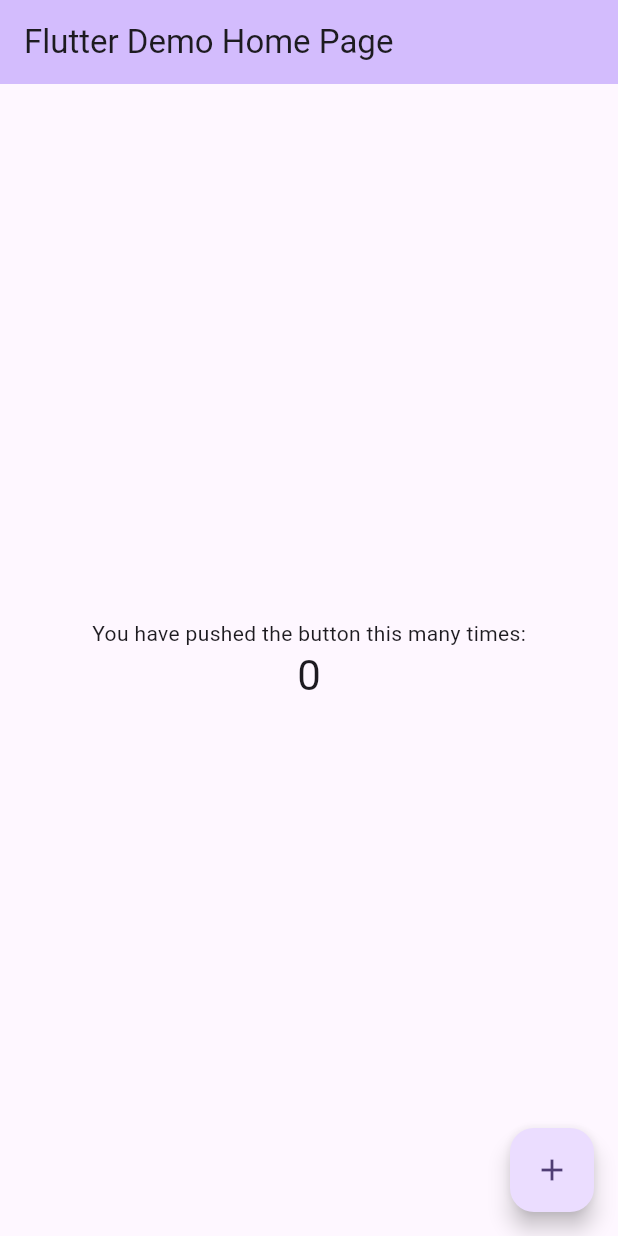
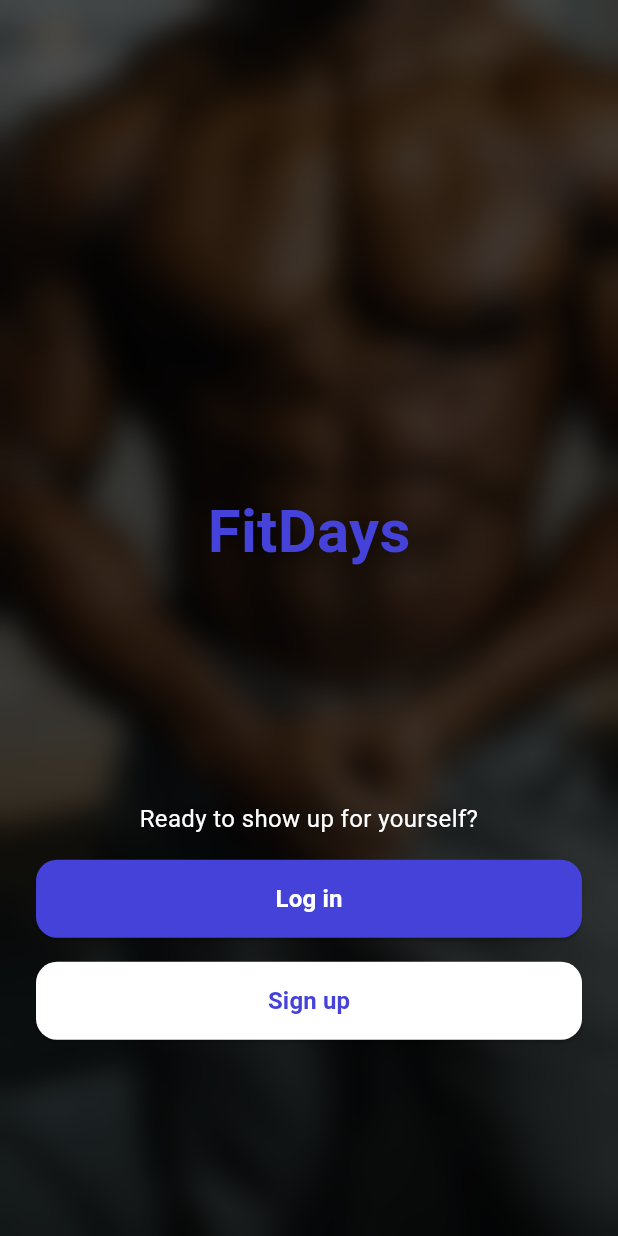
Before and after one commit to Dreidr/FitDays, a Flutter app: the screen it shows after launch, on a phone screen of 412 x 824 dp. Run offline on Flutter 3.47's test engine with Material 3 defaults, Android fonts, the phone set to English and light mode, and no system bars.

Commit message:
Setup a Flutter library and added onboarding screens

```diff
--- /dev/null
+++ b/mobile/lib/core/widgets/slide_fade.dart
@@ -0,0 +1,73 @@
+import 'package:flutter/material.dart';
+
+class SlideFade extends StatefulWidget {
+  const SlideFade({
+    super.key,
+    required this.child,
+    this.delay = Duration.zero,
+    this.duration = const Duration(milliseconds: 700),
+    this.offset = const Offset(0, 0.15),
+    this.curve = Curves.easeOutCubic,
+  });
+
+  final Widget child;
+
+  // ✅ edit these to change the effect
+  final Duration delay;
+  final Duration duration;
+  final Offset offset; // (0, 0.15) = slide up from below
+  final Curve curve;
+
+  @override
+  State<SlideFade> createState() => _SlideFadeState();
+}
+
+class _SlideFadeState extends State<SlideFade>
+    with SingleTickerProviderStateMixin {
+  late final AnimationController _controller;
+  late final Animation<double> _fade;
+  late final Animation<Offset> _slide;
+
+  @override
+  void initState() {
+    super.initState();
+
+    _controller = AnimationController(vsync: this, duration: widget.duration);
+
+    _fade = CurvedAnimation(parent: _controller, curve: widget.curve);
+
+    _slide = Tween<Offset>(
+      begin: widget.offset,
+      end: Offset.zero,
+    ).animate(CurvedAnimation(parent: _controller, curve: widget.curve));
+
+    Future.delayed(widget.delay, () {
+      if (mounted) _controller.forward();
+    });
+  }
+
+  @override
+  void didUpdateWidget(covariant SlideFade oldWidget) {
+    super.didUpdateWidget(oldWidget);
+
+    // If you change duration/curve/offset in code while running,
+    // easiest is Hot Restart. This keeps it simple.
+  }
+
+  @override
+  void dispose() {
+    _controller.dispose();
+    super.dispose();
+  }
+
+  @override
+  Widget build(BuildContext context) {
+    return FadeTransition(
+      opacity: _fade,
+      child: SlideTransition(
+        position: _slide,
+        child: widget.child,
+      ),
+    );
+  }
+}
--- a/mobile/lib/features/onboarding/launch_screen.dart
+++ b/mobile/lib/features/onboarding/launch_screen.dart
@@ -0,0 +1,160 @@
+
+import 'package:flutter/material.dart';
+import 'dart:ui';
+import 'package:mobile/core/widgets/slide_fade.dart';
+import 'package:mobile/features/auth/login_screen.dart';
+import 'package:mobile/features/auth/register_screen.dart';
+
+class LaunchScreen extends StatelessWidget {
+  const LaunchScreen({super.key});
+
+  @override
+  Widget build(BuildContext context) {
+
+    return Scaffold(
+  body: Stack(
+    fit: StackFit.expand, // force stack to fill screen
+    children: [
+      Image.asset(
+        'assets/images/bg.jpeg',
+        fit: BoxFit.cover,          // covers the whole screen
+      ),
+
+        // 2️⃣ Blur layer
+      Positioned.fill(
+        child: BackdropFilter(
+          filter: ImageFilter.blur(
+            sigmaX: 10, // horizontal blur
+            sigmaY: 10, // vertical blur
+          ),
+          child: Container(
+            color: Colors.black.withOpacity(0.1), // optional tint
+          ),
+        ),
+      ),
+
+      // Dark overlay to reduce exposure + improve text readability
+    Positioned.fill(
+      child: Container(
+        color: Colors.black.withOpacity(0.65), // 0.2–0.55
+      ),
+    ),
+
+     // App name
+               Align(
+                alignment: const Alignment(0, -0.15),
+                child: SlideFade(
+                delay: const Duration(milliseconds: 450),
+                duration: const Duration(milliseconds: 1500),
+                offset: const Offset(0, 0.35),
+                curve: Curves.easeOutExpo,
+                child: const Text(
+                'FitDays',
+                style: TextStyle(
+                  fontSize: 40,
+                  fontWeight: FontWeight.w700,
+                  letterSpacing: 0.2,
+                  color: Color(0xFF4442D9),
+                )
+                ),
+              ),
+               ),
+
+
+
+
+   SafeArea(
+  child: Padding(
+    padding: const EdgeInsets.symmetric(horizontal: 24),
+    child: Column(
+      children: [
+        const Spacer(flex:5), // pushes everything below to bottom section
+
+        // Tagline
+        Text(
+          'Ready to show up for yourself?',
+          textAlign: TextAlign.center,
+          style: TextStyle(
+            fontSize: 16,
+            fontWeight: FontWeight.w400,
+            color: Colors.white,
+          ),
+        ),
+
+        const SizedBox(height: 16),
+
+        // Button (example)
+        SizedBox(
+          width: double.infinity,
+          height: 52,
+          child: ElevatedButton(
+            onPressed: () {
+               Navigator.push(
+                context,
+                MaterialPageRoute(
+                  builder: (context) => const LoginScreen(),
+              ),
+             );
+            },
+            style: ElevatedButton.styleFrom(
+              backgroundColor: const Color(0xFF4442D9),
+              shape: RoundedRectangleBorder(
+                borderRadius: BorderRadius.circular(14),
+              ),
+            ),
+            child: const Text(
+              "Log in",
+              style: TextStyle(
+                fontSize: 16,
+                fontWeight: FontWeight.w600,
+                color: Colors.white,
+              ),
+            ),
+          ),
+        ),
+
+        const SizedBox(height: 16),
+
+        // Button (example)
+        SizedBox(
+          width: double.infinity,
+          height: 52,
+           child: ElevatedButton(
+            onPressed: () {
+               Navigator.push(
+                context,
+                MaterialPageRoute(
+                  builder: (context) => const RegisterScreen(),
+              ),
+             );
+            },
+            style: ElevatedButton.styleFrom(
+              backgroundColor: Colors.white,
+              shape: RoundedRectangleBorder(
+                borderRadius: BorderRadius.circular(14),
+              ),
+            ),
+            child: const Text(
+              "Sign up",
+              style: TextStyle(
+                fontSize: 16,
+                fontWeight: FontWeight.w600,
+                color: const Color(0xFF4442D9),
+              ),
+            ),
+          ),
+        ),
+
+        const SizedBox(height: 24), // breathing room above system UI
+                const Spacer(flex: 1), // 👈 space below
+
+      ],
+    ),
+  ),
+),
+    ],
+  ),
+);
+
+  }
+}
--- a/mobile/lib/main.dart
+++ b/mobile/lib/main.dart
@@ -1,4 +1,5 @@
 import 'package:flutter/material.dart';
+import 'package:mobile/features/onboarding/launch_screen.dart';
 
 void main() {
   runApp(const MyApp());
@@ -7,116 +8,11 @@ void main() {
 class MyApp extends StatelessWidget {
   const MyApp({super.key});
 
-  // This widget is the root of your application.
   @override
   Widget build(BuildContext context) {
     return MaterialApp(
-      title: 'Flutter Demo',
-      theme: ThemeData(
-        // This is the theme of your application.
-        //
-        // TRY THIS: Try running your application with "flutter run". You'll see
-        // the application has a purple toolbar. Then, without quitting the app,
-        // try changing the seedColor in the colorScheme below to Colors.green
-        // and then invoke "hot reload" (save your changes or press the "hot
-        // reload" button in a Flutter-supported IDE, or press "r" if you used
-        // the command line to start the app).
-        //
-        // Notice that the counter didn't reset back to zero; the application
-        // state is not lost during the reload. To reset the state, use hot
-        // restart instead.
-        //
-        // This works for code too, not just values: Most code changes can be
-        // tested with just a hot reload.
-        colorScheme: .fromSeed(seedColor: Colors.deepPurple),
-      ),
-      home: const MyHomePage(title: 'Flutter Demo Home Page'),
+      debugShowCheckedModeBanner: false,
+      home: const LaunchScreen(),
     );
   }
 }
-
-class MyHomePage extends StatefulWidget {
-  const MyHomePage({super.key, required this.title});
-
-  // This widget is the home page of your application. It is stateful, meaning
-  // that it has a State object (defined below) that contains fields that affect
-  // how it looks.
-
-  // This class is the configuration for the state. It holds the values (in this
-  // case the title) provided by the parent (in this case the App widget) and
-  // used by the build method of the State. Fields in a Widget subclass are
-  // always marked "final".
-
-  final String title;
-
-  @override
-  State<MyHomePage> createState() => _MyHomePageState();
-}
-
-class _MyHomePageState extends State<MyHomePage> {
-  int _counter = 0;
-
-  void _incrementCounter() {
-    setState(() {
-      // This call to setState tells the Flutter framework that something has
-      // changed in this State, which causes it to rerun the build method below
-      // so that the display can reflect the updated values. If we changed
-      // _counter without calling setState(), then the build method would not be
-      // called again, and so nothing would appear to happen.
-      _counter++;
-    });
-  }
-
-  @override
-  Widget build(BuildContext context) {
-    // This method is rerun every time setState is called, for instance as done
-    // by the _incrementCounter method above.
-    //
-    // The Flutter framework has been optimized to make rerunning build methods
-    // fast, so that you can just rebuild anything that needs updating rather
-    // than having to individually change instances of widgets.
-    return Scaffold(
-      appBar: AppBar(
-        // TRY THIS: Try changing the color here to a specific color (to
-        // Colors.amber, perhaps?) and trigger a hot reload to see the AppBar
-        // change color while the other colors stay the same.
-        backgroundColor: Theme.of(context).colorScheme.inversePrimary,
-        // Here we take the value from the MyHomePage object that was created by
-        // the App.build method, and use it to set our appbar title.
-        title: Text(widget.title),
-      ),
-      body: Center(
-        // Center is a layout widget. It takes a single child and positions it
-        // in the middle of the parent.
-        child: Column(
-          // Column is also a layout widget. It takes a list of children and
-          // arranges them vertically. By default, it sizes itself to fit its
-          // children horizontally, and tries to be as tall as its parent.
-          //
-          // Column has various properties to control how it sizes itself and
-          // how it positions its children. Here we use mainAxisAlignment to
-          // center the children vertically; the main axis here is the vertical
-          // axis because Columns are vertical (the cross axis would be
-          // horizontal).
-          //
-          // TRY THIS: Invoke "debug painting" (choose the "Toggle Debug Paint"
-          // action in the IDE, or press "p" in the console), to see the
-          // wireframe for each widget.
-          mainAxisAlignment: .center,
-          children: [
-            const Text('You have pushed the button this many times:'),
-            Text(
-              '$_counter',
-              style: Theme.of(context).textTheme.headlineMedium,
-            ),
-          ],
-        ),
-      ),
-      floatingActionButton: FloatingActionButton(
-        onPressed: _incrementCounter,
-        tooltip: 'Increment',
-        child: const Icon(Icons.add),
-      ),
-    );
-  }
-}
--- a/mobile/pubspec.yaml
+++ b/mobile/pubspec.yaml
@@ -30,6 +30,8 @@ environment:
 dependencies:
   flutter:
     sdk: flutter
+  flutter_svg: ^2.0.10
+  google_fonts: ^6.2.1
 
   # The following adds the Cupertino Icons font to your application.
   # Use with the CupertinoIcons class for iOS style icons.
@@ -63,7 +65,7 @@ flutter:
 
   # To add assets to your application, add an assets section, like this:
   assets:
-    - assets/images/
+    - assets/images/bg.jpeg
     - assets/icons/
     - assets/animations/
 
```
Also changed, not shown: mobile/lib/features/auth/login_screen.dart (+148 -0 lines), mobile/lib/features/auth/register_screen.dart (+151 -0 lines), mobile/assets/images/bg.jpeg (added), mobile/lib/core/constants/assets.dart (added), mobile/lib/core/theme/app_colors.dart (added), mobile/lib/core/theme/app_text_styles.dart (added), mobile/pubspec.lock, 1 other file.
